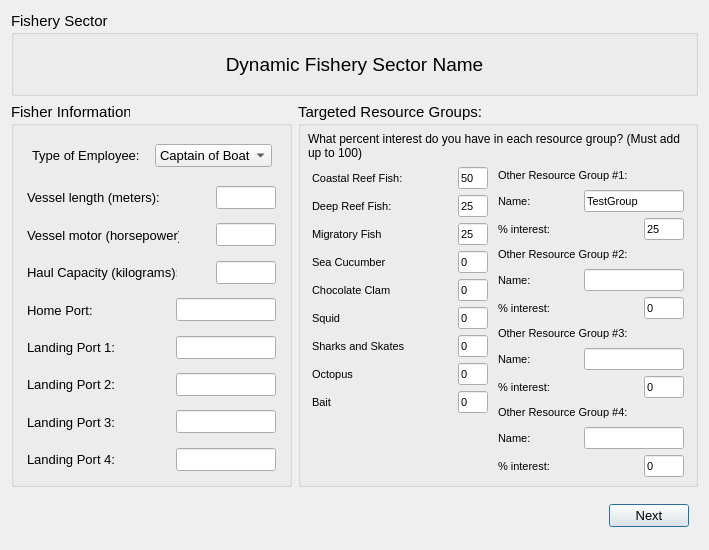
Qt form oom_cobi_loreto/Interview/fishery.ui (Ecotrust/openoceanmap-desktop) before a commit.
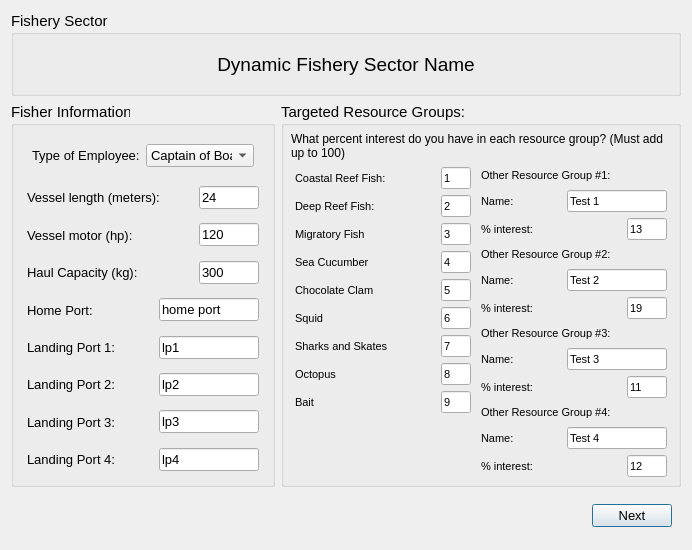
The same form after that commit.

Diff of the .ui file:
```diff
--- a/oom_cobi_loreto/Interview/fishery.ui
+++ b/oom_cobi_loreto/Interview/fishery.ui
@@ -6,7 +6,7 @@
    <rect>
     <x>0</x>
     <y>0</y>
-    <width>709</width>
+    <width>692</width>
     <height>550</height>
    </rect>
   </property>
@@ -250,7 +250,7 @@
               <enum>Qt::PreventContextMenu</enum>
              </property>
              <property name="text" >
-              <string/>
+              <string>24</string>
              </property>
             </widget>
            </item>
@@ -291,7 +291,7 @@
               </font>
              </property>
              <property name="text" >
-              <string>Vessel motor (horsepower):</string>
+              <string>Vessel motor (hp):</string>
              </property>
              <property name="alignment" >
               <set>Qt::AlignLeading|Qt::AlignLeft|Qt::AlignVCenter</set>
@@ -334,7 +334,7 @@
               </font>
              </property>
              <property name="text" >
-              <string/>
+              <string>120</string>
              </property>
             </widget>
            </item>
@@ -375,7 +375,7 @@
               </font>
              </property>
              <property name="text" >
-              <string>Haul Capacity (kilograms):</string>
+              <string>Haul Capacity (kg):</string>
              </property>
              <property name="alignment" >
               <set>Qt::AlignLeading|Qt::AlignLeft|Qt::AlignVCenter</set>
@@ -418,7 +418,7 @@
               </font>
              </property>
              <property name="text" >
-              <string/>
+              <string>300</string>
              </property>
             </widget>
            </item>
@@ -502,7 +502,7 @@
               </font>
              </property>
              <property name="text" >
-              <string/>
+              <string>home port</string>
              </property>
             </widget>
            </item>
@@ -586,7 +586,7 @@
               </font>
              </property>
              <property name="text" >
-              <string/>
+              <string>lp1</string>
              </property>
             </widget>
            </item>
@@ -670,7 +670,7 @@
               </font>
              </property>
              <property name="text" >
-              <string/>
+              <string>lp2</string>
              </property>
             </widget>
            </item>
@@ -754,7 +754,7 @@
               </font>
              </property>
              <property name="text" >
-              <string/>
+              <string>lp3</string>
              </property>
             </widget>
            </item>
@@ -838,7 +838,7 @@
               </font>
              </property>
              <property name="text" >
-              <string/>
+              <string>lp4</string>
              </property>
             </widget>
            </item>
@@ -885,7 +885,7 @@
          <bool>true</bool>
         </property>
        </widget>
-       <widget class="QWidget" name="" >
+       <widget class="QWidget" name="layoutWidget" >
         <property name="geometry" >
          <rect>
           <x>10</x>
@@ -948,7 +948,7 @@
                   </font>
                  </property>
                  <property name="text" >
-                  <string>50</string>
+                  <string>1</string>
                  </property>
                 </widget>
                </item>
@@ -1003,7 +1003,7 @@
                   </font>
                  </property>
                  <property name="text" >
-                  <string>25</string>
+                  <string>2</string>
                  </property>
                 </widget>
                </item>
@@ -1058,7 +1058,7 @@
                   </font>
                  </property>
                  <property name="text" >
-                  <string>25</string>
+                  <string>3</string>
                  </property>
                 </widget>
                </item>
@@ -1113,7 +1113,7 @@
                   </font>
                  </property>
                  <property name="text" >
-                  <string>0</string>
+                  <string>4</string>
                  </property>
                 </widget>
                </item>
@@ -1168,7 +1168,7 @@
                   </font>
                  </property>
                  <property name="text" >
-                  <string>0</string>
+                  <string>5</string>
                  </property>
                 </widget>
                </item>
@@ -1223,7 +1223,7 @@
                   </font>
                  </property>
                  <property name="text" >
-                  <string>0</string>
+                  <string>6</string>
                  </property>
                 </widget>
                </item>
@@ -1278,7 +1278,7 @@
                   </font>
                  </property>
                  <property name="text" >
-                  <string>0</string>
+                  <string>7</string>
                  </property>
                 </widget>
                </item>
@@ -1333,7 +1333,7 @@
                   </font>
                  </property>
                  <property name="text" >
-                  <string>0</string>
+                  <string>8</string>
                  </property>
                 </widget>
                </item>
@@ -1388,7 +1388,7 @@
                   </font>
                  </property>
                  <property name="text" >
-                  <string>0</string>
+                  <string>9</string>
                  </property>
                 </widget>
                </item>
@@ -1488,7 +1488,7 @@
                   </font>
                  </property>
                  <property name="text" >
-                  <string>TestGroup</string>
+                  <string>Test 1</string>
                  </property>
                 </widget>
                </item>
@@ -1543,7 +1543,7 @@
                   </font>
                  </property>
                  <property name="text" >
-                  <string>25</string>
+                  <string>13</string>
                  </property>
                 </widget>
                </item>
@@ -1626,7 +1626,7 @@
                   </font>
                  </property>
                  <property name="text" >
-                  <string/>
+                  <string>Test 2</string>
                  </property>
                 </widget>
                </item>
@@ -1681,7 +1681,7 @@
                   </font>
                  </property>
                  <property name="text" >
-                  <string>0</string>
+                  <string>19</string>
                  </property>
                 </widget>
                </item>
@@ -1764,7 +1764,7 @@
                   </font>
                  </property>
                  <property name="text" >
-                  <string/>
+                  <string>Test 3</string>
                  </property>
                 </widget>
                </item>
@@ -1819,7 +1819,7 @@
                   </font>
                  </property>
                  <property name="text" >
-                  <string>0</string>
+                  <string>11</string>
                  </property>
                 </widget>
                </item>
@@ -1902,7 +1902,7 @@
                   </font>
                  </property>
                  <property name="text" >
-                  <string/>
+                  <string>Test 4</string>
                  </property>
                 </widget>
                </item>
@@ -1957,7 +1957,7 @@
                   </font>
                  </property>
                  <property name="text" >
-                  <string>0</string>
+                  <string>12</string>
                  </property>
                 </widget>
                </item>
```
Left out of the diff: 2 changed lines with no effect on the pictures.
